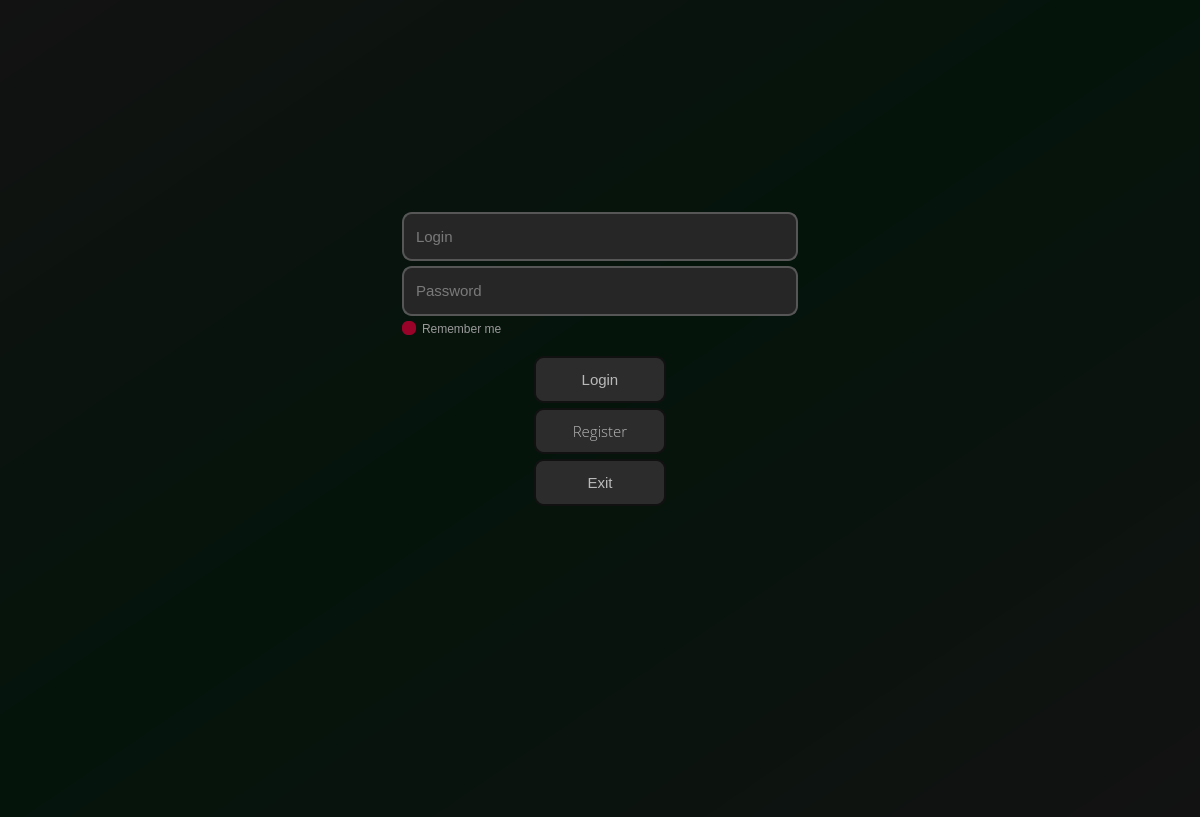
First picture: the form in Lab2/Lab2_proj/ClientPart/mainwindow.ui, repository BohdanGunko/clientServetTcpIp, before the edit.
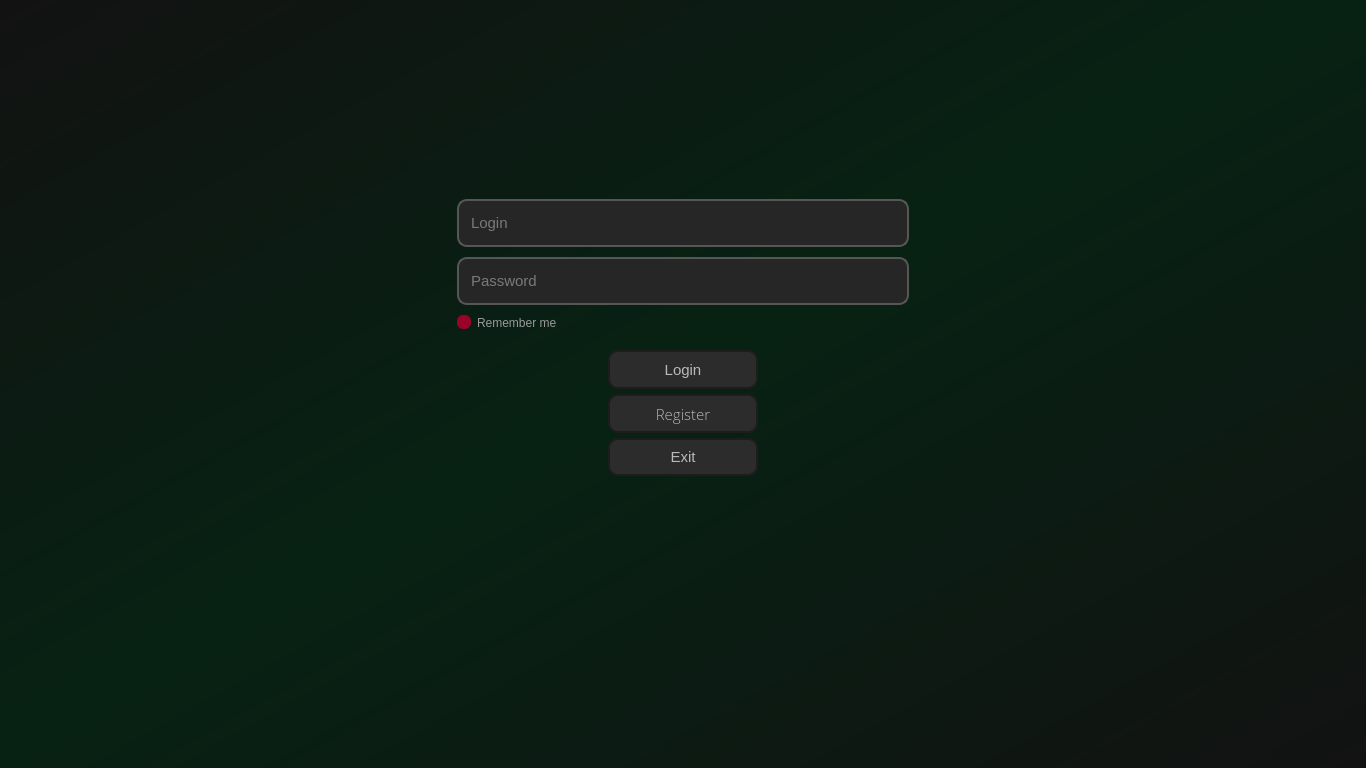
Second picture: the form after the edit. The open tabs and pages were chosen to show the change.

Commit message: changed backgrounds and styles

The edit to the form file:
```diff
--- a/Lab2/Lab2_proj/ClientPart/mainwindow.ui
+++ b/Lab2/Lab2_proj/ClientPart/mainwindow.ui
@@ -6,8 +6,8 @@
    <rect>
     <x>0</x>
     <y>0</y>
-    <width>1200</width>
-    <height>817</height>
+    <width>1366</width>
+    <height>768</height>
    </rect>
   </property>
   <property name="maximumSize">
@@ -23,6 +23,9 @@
    <string notr="true"/>
   </property>
   <widget class="QWidget" name="centralwidget">
+   <property name="styleSheet">
+    <string notr="true"/>
+   </property>
    <layout class="QHBoxLayout" name="horizontalLayout_3">
     <property name="spacing">
      <number>0</number>
@@ -41,6 +44,10 @@
     </property>
     <item>
      <widget class="QStackedWidget" name="stackedWidget">
+      <property name="styleSheet">
+       <string notr="true">background-color:#121212 ;
+</string>
+      </property>
       <property name="currentIndex">
        <number>1</number>
       </property>
@@ -67,7 +74,9 @@
        <property name="styleSheet">
         <string notr="true">/*--------------------------------Backdround color--------------------------------*/
 #LoginMenu{
-  background-color:qlineargradient(spread:pad, x1:0, y1:0, x2:1, y2:1, stop:0 rgba(18, 18, 18, 255), stop:0.47191 rgba(4, 20, 11, 255), stop:1 rgba(18, 18, 18, 255));
+
+
+background-color:qlineargradient(spread:pad, x1:0, y1:0, x2:1, y2:1, stop:0 rgba(18, 18, 18, 255), stop:0.483146 rgba(7, 34, 19, 255), stop:1 rgba(18, 18, 18, 255));
 }
 /*--------------------------------Button--------------------------------*/
 
@@ -75,7 +84,7 @@
 	
 	background-color: #2C2C2C;
 	
-	border: 2px solid #111111;
+	border: 2px solid #1D1D1D;
 	border-radius:10px;
 
 	color:#B9B9B9;
@@ -151,6 +160,16 @@
 
 	border-color: #15733C;
 }
+
+/*--------------------------------Line edit--------------------------------*/
+
+QCheckBox{
+	background-color: none;
+	shadow: 3px 3px white;
+
+
+
+}
 </string>
        </property>
        <layout class="QVBoxLayout" name="verticalLayout_4" stretch="0">
@@ -216,7 +235,7 @@
            </spacer>
           </item>
           <item row="1" column="1">
-           <layout class="QGridLayout" name="gridLayout_2" rowstretch="0,6,8">
+           <layout class="QGridLayout" name="gridLayout_2" rowstretch="0,9,10">
             <property name="spacing">
              <number>0</number>
             </property>
@@ -404,7 +423,7 @@
                <number>0</number>
               </property>
               <property name="verticalSpacing">
-               <number>5</number>
+               <number>10</number>
               </property>
               <item row="2" column="0">
                <widget class="QLineEdit" name="lineEdit_2">
```
Left out of the diff: 108 changed lines with no effect on the pictures. The commit also changes 16 other files.
